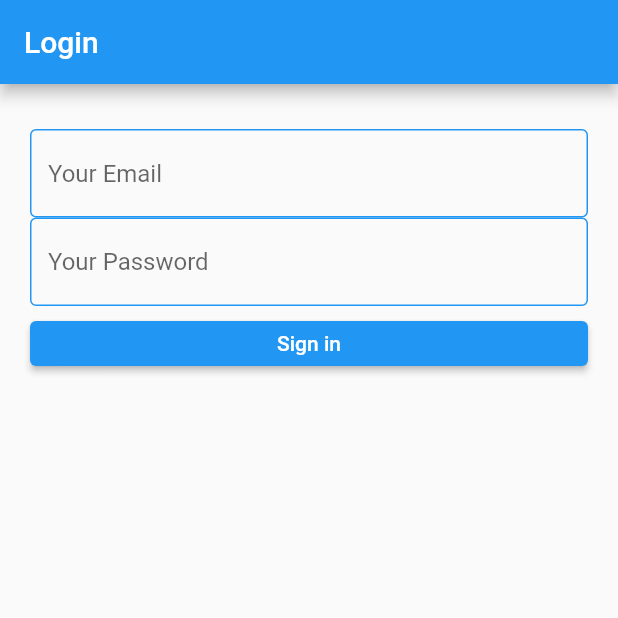
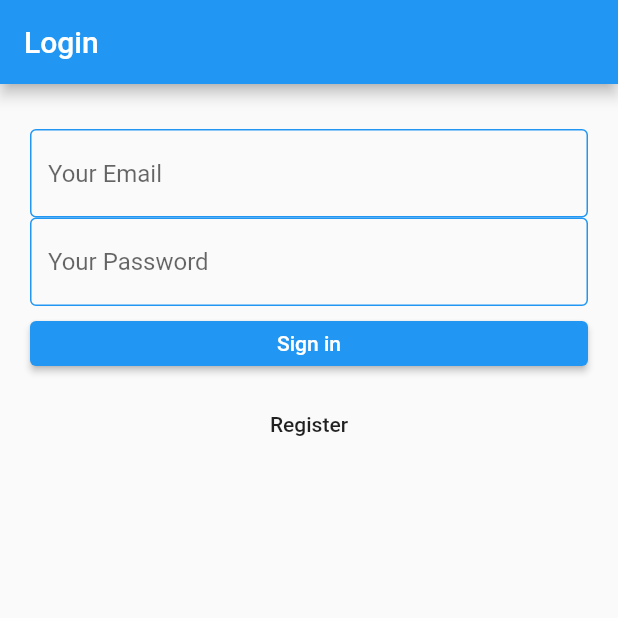
Before and after one commit to ChotongW/jiw_jiw, a Flutter app: the screen it shows after launch, on a phone screen of 412 x 824 dp, the top half of it. Run offline on Flutter 3.47's test engine with Material 2 defaults, Android fonts, the phone set to English and light mode, and no system bars; our stand-ins replace firebase_auth, firebase_core, flutter_svg, form_field_validator; accounts and stored records are empty.

Commit message:
add register function with change page mehtod

```diff
--- a/lib/screens/authenticate/Login.dart
+++ b/lib/screens/authenticate/Login.dart
@@ -4,8 +4,11 @@ import '../../models/profile.dart';
 import '../../services/auth.dart';
 import 'package:flutter/material.dart';
 
+import 'register.dart';
+
 class LoginScreen extends StatefulWidget {
-  const LoginScreen({super.key});
+  final Function? register;
+  const LoginScreen({super.key, this.register});
 
   @override
   State<LoginScreen> createState() => _LoginScreenState();
@@ -51,7 +54,6 @@ class _LoginScreenState extends State<LoginScreen> {
                 SizedBox(
                   height: 10,
                 ),
-
                 TextFormField(
                     validator: MultiValidator([
                       RequiredValidator(errorText: 'Please enter Email'),
@@ -68,7 +70,6 @@ class _LoginScreenState extends State<LoginScreen> {
                     onSaved: (String? email) {
                       profile.email = email!;
                     }),
-
                 TextFormField(
                     decoration: InputDecoration(
                       hintText: 'Your Password',
@@ -100,11 +101,9 @@ class _LoginScreenState extends State<LoginScreen> {
                             context: context,
                             builder: (context) {
                               return AlertDialog(
-                                content: Text(result.code),
+                                content: Text(result),
                               );
                             });
-                      } else {
-                        // print(result.uid);
                       }
                       // _key.currentState!.save();
                       // print(
@@ -116,7 +115,23 @@ class _LoginScreenState extends State<LoginScreen> {
                 SizedBox(
                   height: 15,
                 ),
-                // SocailLogin()
+                MaterialButton(
+                  minWidth: MediaQuery.of(context).size.width * 0.15,
+                  onPressed: () {
+                    // Navigate to a new page
+                    // Navigator.push(
+                    //   context,
+                    //   MaterialPageRoute(builder: (context) => RegisterScreen()),
+                    // );
+                    widget.register!();
+                  },
+                  child: Center(
+                    child: Text(
+                      'Register',
+                      textAlign: TextAlign.center,
+                    ),
+                  ),
+                )
               ],
             )),
       ),
--- a/lib/screens/authenticate/handler.dart
+++ b/lib/screens/authenticate/handler.dart
@@ -2,9 +2,26 @@ import 'Login.dart';
 import 'Register.dart';
 import 'package:flutter/material.dart';
 
-class Handler extends StatelessWidget {
+class Handler extends StatefulWidget {
+  @override
+  State<Handler> createState() => _HandlerState();
+}
+
+class _HandlerState extends State<Handler> {
+  bool showSignin = true;
+
+  void register() {
+    setState(() {
+      showSignin = !showSignin;
+    });
+  }
+
   @override
   Widget build(BuildContext context) {
-    return const LoginScreen();
+    if (showSignin) {
+      return LoginScreen(register: register);
+    } else {
+      return RegisterScreen();
+    }
   }
 }
--- a/lib/screens/home/home.dart
+++ b/lib/screens/home/home.dart
@@ -20,7 +20,8 @@ class _MyHomePageState extends State<MyHomePage> {
         minWidth: MediaQuery.of(context).size.width * 0.15,
         padding: const EdgeInsets.fromLTRB(20.0, 15.0, 20.0, 15.0),
         onPressed: () async {
-          await _auth.signOut();
+          var res = await _auth.signOut();
+          print(res);
         },
         child: Text(
           "Log out",
--- a/lib/screens/wrapper.dart
+++ b/lib/screens/wrapper.dart
@@ -8,9 +8,9 @@ import 'authenticate/handler.dart';
 class Wrapper extends StatelessWidget {
   @override
   Widget build(BuildContext context) {
-    final user = context.watch<User?>();
+    final user = Provider.of<User?>(context);
     // final user = Provider.of<FirebaseUser?>(context);
-    // print(user?.uid);
+    print(user?.uid);
 
     if (user == null) {
       return Handler();
--- a/lib/services/auth.dart
+++ b/lib/services/auth.dart
@@ -29,7 +29,7 @@ class AuthService {
       User? user = userCredential.user;
       return user;
     } on FirebaseAuthException catch (e) {
-      return e;
+      return user;
     }
   }
 
@@ -40,11 +40,11 @@ class AuthService {
               email: _login.email.toString(),
               password: _login.password.toString());
       User? user = userCredential.user;
-      return (user);
+      return user;
     } on FirebaseAuthException catch (e) {
       return user;
     } catch (e) {
-      return e;
+      return user;
     }
   }
 
```
Also changed, not shown: lib/screens/authenticate/Register.dart (+32 -3 lines).
